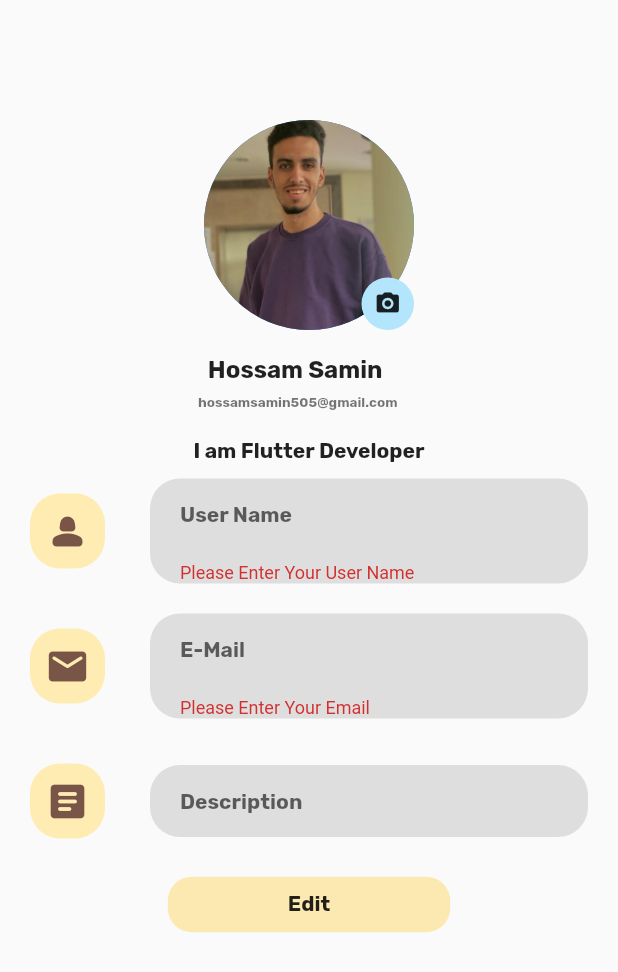
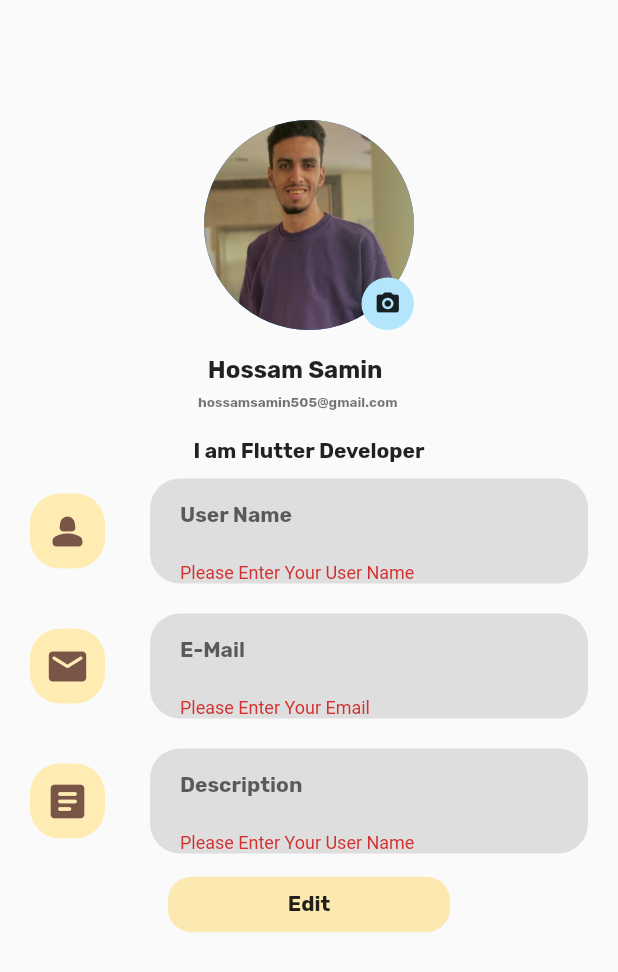
Before and after one commit to Hossam-Samin/e-commerce_online_shopping, a Flutter app: the ProfileScreen screen opened directly, after a tap on "Edit", on a phone screen of 412 x 824 dp. Shown: the top 972 px of the screen. Run offline on Flutter 3.47's test engine with Material 2 defaults, Android fonts, the phone set to English and light mode, and no system bars; drawn by our look-alikes of modal_progress_hud_nsn; our stand-ins replace badges, bloc, bottom_navy_bar, cloud_firestore, dio, firebase_auth and 12 more; missing offline and left inert: email_otp, flutter_stripe; accounts and stored records are empty.

Commit message:
update in profile screen

```diff
--- a/lib/view/screens/profile_page/profile_page.dart
+++ b/lib/view/screens/profile_page/profile_page.dart
@@ -36,7 +36,6 @@ class _ProfileScreenState extends State<ProfileScreen> {
       listener: (context, state) {},
       builder: (context, state) {
         ProfileEditing profileEditingCubit = ProfileEditing.get(context);
-
         return ModalProgressHUD(
           inAsyncCall: isLoading,
           child: Scaffold(
@@ -258,6 +257,13 @@ class _ProfileScreenState extends State<ProfileScreen> {
                                 onSaved: (value) {
                                   description = value;
                                 },
+                                validation: (value) {
+                                  if (value?.isEmpty ?? true) {
+                                    return 'Please Enter Your User Name';
+                                  } else if (value.length > 32) {
+                                    return 'Name Must be less than 32 characters';
+                                  }
+                                },
                               )),
                         ),
                       ],
--- a/lib/view/screens/verification_email_screen/verification_email_screen.dart
+++ b/lib/view/screens/verification_email_screen/verification_email_screen.dart
@@ -38,7 +38,7 @@ class _VerificationEmailScreenState extends State<VerificationEmailScreen> {
                   margin: const EdgeInsets.only(top: 50, right: 340, left: 10),
                   decoration: BoxDecoration(
                     borderRadius: BorderRadius.circular(16),
-                    color: Colors.amber.shade100,
+                    color: Colors.amber.shade100.withOpacity(.2),
                   ),
                   child: IconButton(
                     icon: const Icon(
@@ -84,7 +84,7 @@ class _VerificationEmailScreenState extends State<VerificationEmailScreen> {
                   Expanded(
                     child: Card(
                         margin: const EdgeInsets.only(right: 20),
-                        color: Colors.grey.shade200,
+                        color: Colors.grey.shade100.withOpacity(.3),
                         elevation: .5,
                         shape: RoundedRectangleBorder(
                           borderRadius: BorderRadius.circular(20),
@@ -126,7 +126,7 @@ class _VerificationEmailScreenState extends State<VerificationEmailScreen> {
                     ));
                   }
                 },
-                color: Colors.amber.shade100,
+                color: Colors.amber.shade100.withOpacity(.5),
                 padding: const EdgeInsets.only(
                     top: 10, bottom: 10, left: 80, right: 80),
                 elevation: 0,
```
